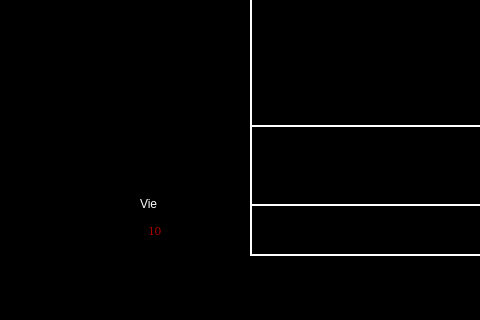
AlexJobin/CLL-AlexJason, file mainwindow.ui: the form before one commit; both pictures show x 0 to 480 and y 442 to 762 of the 917 by 762 pixel window.
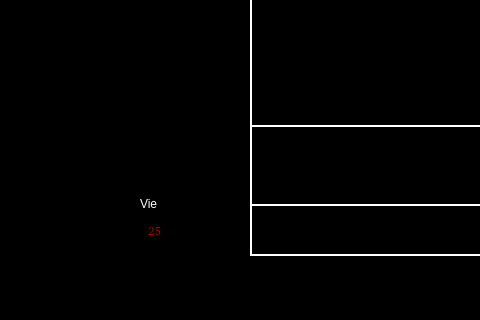
The form after the commit.

The edit to the form file:
```diff
--- a/mainwindow.ui
+++ b/mainwindow.ui
@@ -1425,7 +1425,7 @@
      <bool>false</bool>
     </property>
     <property name="text">
-     <string>10</string>
+     <string>25</string>
     </property>
     <property name="alignment">
      <set>Qt::AlignCenter</set>
```
